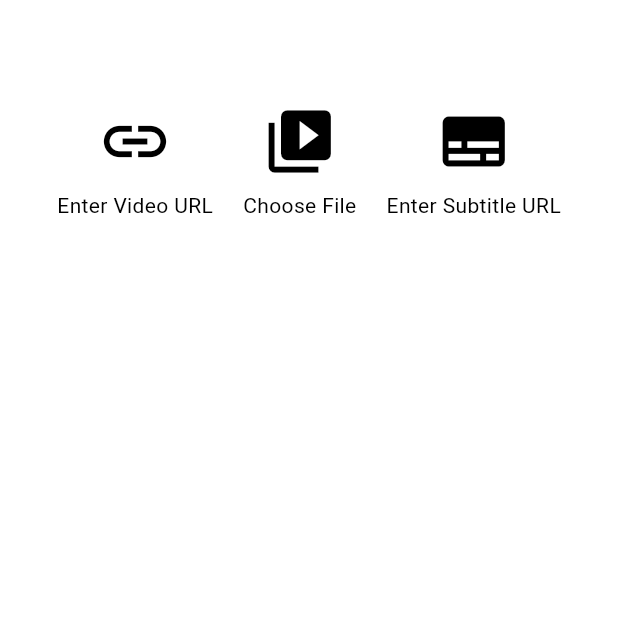
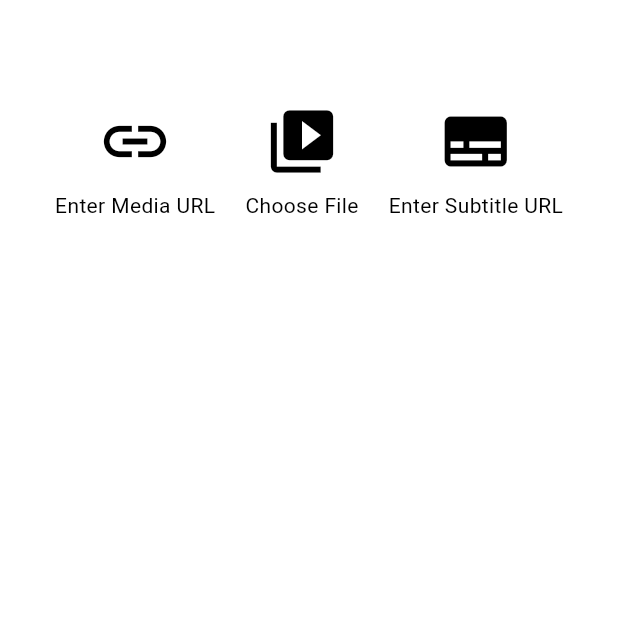
Before and after one commit to anirudhsevugan/simpliplay-android-example-fork, a Flutter app: the screen it shows after launch, on a phone screen of 412 x 824 dp, the part 489-1107 px from its top. Run offline on Flutter 3.47's test engine with Material 3 defaults, Android fonts, the phone set to English and light mode, and no system bars; our stand-ins replace chewie, file_picker, permission_handler, video_player; missing offline and left inert: keep_screen_on.

Commit message:
Update video_screen.dart

```diff
--- a/flutter-exoplayer/flutter_beta_exoplayer_creator/lib/screens/video_screen.dart
+++ b/flutter-exoplayer/flutter_beta_exoplayer_creator/lib/screens/video_screen.dart
@@ -196,7 +196,7 @@ class _VideoScreenState extends State<VideoScreen> {
       children: [
         _buildCentralButton(
           icon: Icons.link,
-          label: 'Enter Video URL',
+          label: 'Enter Media URL',
           onPressed: _showVideoURLDialog,
         ),
         SizedBox(width: 20),
```
